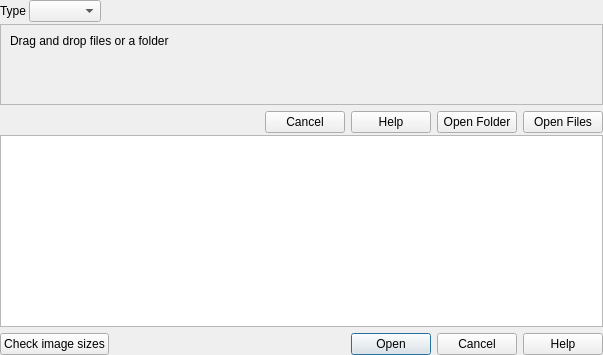
Before: the Qt Designer form tomviz/ImageStackDialog.ui in OpenChemistry/tomviz, drawn with Qt 5.
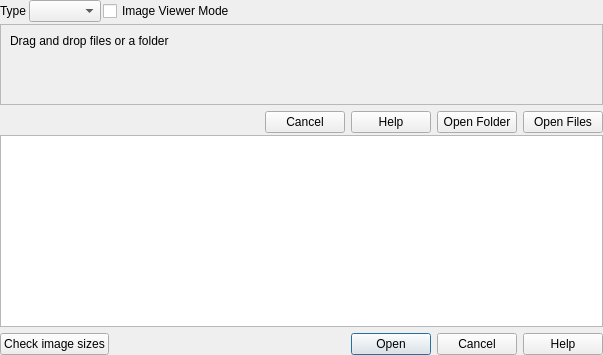
After: the same form once the commit is applied.

Commit message:
Add image viewer mode option to image stack dialog
This adds a checkbox to the image stack dialog, which indicates
whether or not to put the view in image viewer mode after the
data finishes loading.

```diff
--- a/tomviz/ImageStackDialog.ui
+++ b/tomviz/ImageStackDialog.ui
@@ -51,6 +51,16 @@
        </property>
       </widget>
      </item>
+     <item>
+      <widget class="QCheckBox" name="imageViewerMode">
+       <property name="toolTip">
+        <string>&lt;html&gt;&lt;head/&gt;&lt;body&gt;&lt;p&gt;After the data is loaded, enable image viewer mode.&lt;/p&gt;&lt;/body&gt;&lt;/html&gt;</string>
+       </property>
+       <property name="text">
+        <string>Image Viewer Mode</string>
+       </property>
+      </widget>
+     </item>
      <item>
       <spacer name="horizontalSpacer">
        <property name="orientation">
```
Left out of the diff: 5 changed lines with no effect on the pictures. The commit also changes 6 other files.
